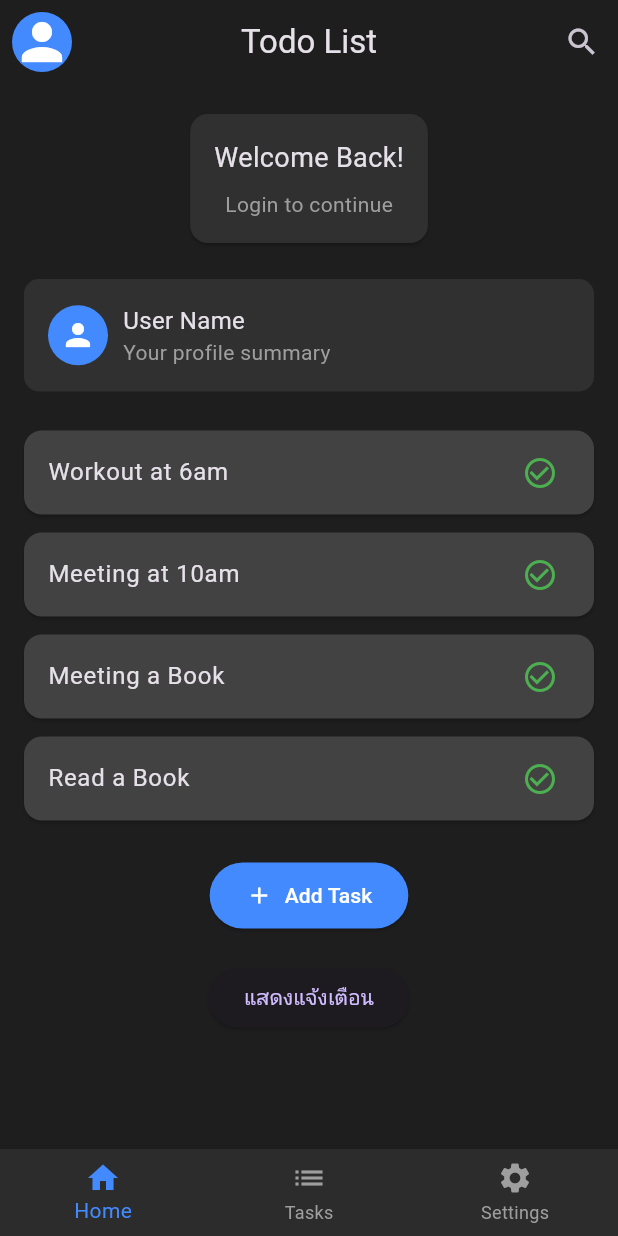
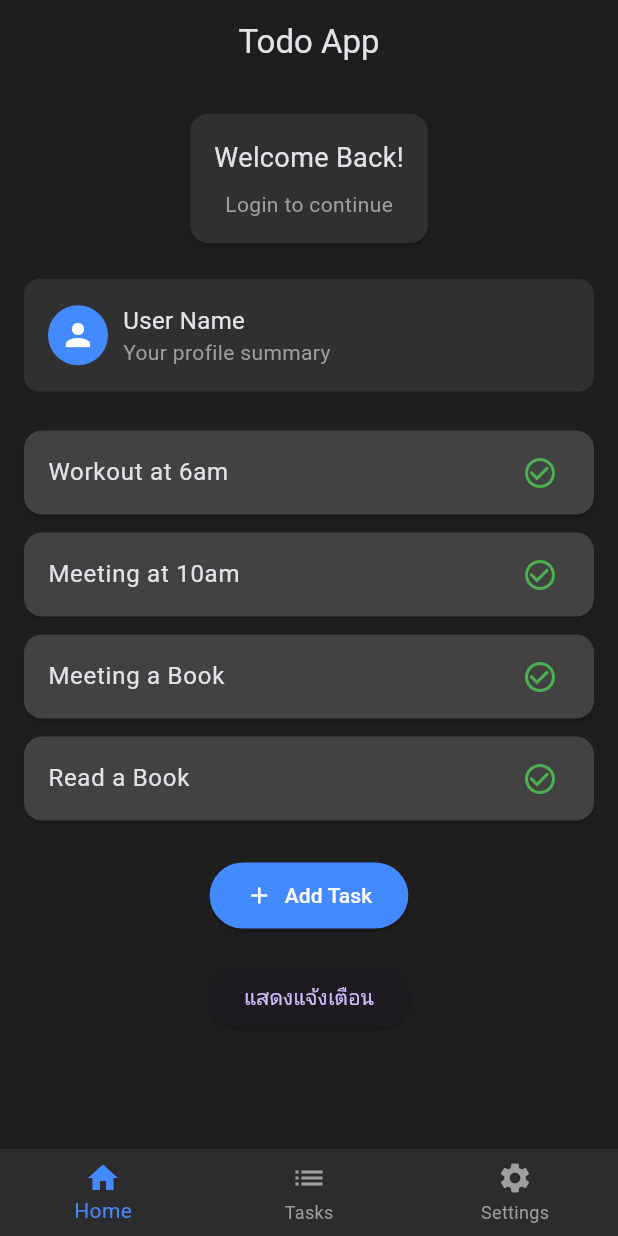
Before and after one commit to ariyapongsuwan/todo_list, a Flutter app: the screen it shows after launch, on a phone screen of 412 x 824 dp. Run offline on Flutter 3.47's test engine with Material 3 defaults, Android fonts, the phone set to English and light mode, and no system bars; our stand-ins replace flutter_local_notifications.

Commit message:
อัปเดตงานล่าสุด

```diff
--- a/lib/main.dart
+++ b/lib/main.dart
@@ -1,5 +1,6 @@
 import 'package:flutter/material.dart';
 import 'package:flutter_local_notifications/flutter_local_notifications.dart';
+import 'todo_page.dart'; // เชื่อม todo_page.dart
 
 void main() {
   runApp(TodoApp());
@@ -13,6 +14,8 @@ class TodoApp extends StatefulWidget {
 class _TodoAppState extends State<TodoApp> {
   final FlutterLocalNotificationsPlugin flutterLocalNotificationsPlugin =
       FlutterLocalNotificationsPlugin();
+
+  int _selectedIndex = 0;
 
   final List<String> tasks = [
     'Workout at 6am',
@@ -73,37 +76,14 @@ class _TodoAppState extends State<TodoApp> {
     );
   }
 
-  @override
-  Widget build(BuildContext context) {
-    return MaterialApp(
-      debugShowCheckedModeBanner: false,
-      title: 'Todo List',
-      theme: ThemeData.dark().copyWith(
-        scaffoldBackgroundColor: Color(0xFF1E1E1E),
-        primaryColor: Colors.blueAccent,
-      ),
-      home: Scaffold(
-        appBar: AppBar(
-          title: Text('Todo List'),
-          centerTitle: true,
-          backgroundColor: Colors.transparent,
-          elevation: 0,
-          actions: [
-            IconButton(
-              icon: Icon(Icons.search),
-              onPressed: () {},
-            )
-          ],
-          leading: Padding(
-            padding: const EdgeInsets.all(8.0),
-            child: CircleAvatar(
-              radius: 50,
-              backgroundColor: Colors.blueAccent,
-              child: Icon(Icons.person, color: Colors.white, size: 40),
-            ),
-          ),
-        ),
-        body: SingleChildScrollView(
+  List<Widget> get _pages => [
+        _homePage(),
+        TodoPage(), // <-- เชื่อมกับ todo_page.dart
+        _settingsPage(),
+      ];
+
+  Widget _homePage() {
+    return SingleChildScrollView(
       padding: const EdgeInsets.all(16.0),
       child: Column(
         children: [
@@ -126,8 +106,39 @@ class _TodoAppState extends State<TodoApp> {
           SizedBox(height: 16),
         ],
       ),
+    );
+  }
+
+  Widget _settingsPage() {
+    return Center(
+      child: Text("Settings Page", style: TextStyle(fontSize: 18)),
+    );
+  }
+
+  @override
+  Widget build(BuildContext context) {
+    return MaterialApp(
+      debugShowCheckedModeBanner: false,
+      title: 'Todo List',
+      theme: ThemeData.dark().copyWith(
+        scaffoldBackgroundColor: Color(0xFF1E1E1E),
+        primaryColor: Colors.blueAccent,
       ),
+      home: Scaffold(
+        appBar: AppBar(
+          title: Text('Todo App'),
+          centerTitle: true,
+          backgroundColor: Colors.transparent,
+          elevation: 0,
+        ),
+        body: _pages[_selectedIndex],
         bottomNavigationBar: BottomNavigationBar(
+          currentIndex: _selectedIndex,
+          onTap: (int index) {
+            setState(() {
+              _selectedIndex = index;
+            });
+          },
           backgroundColor: Color(0xFF2C2C2C),
           selectedItemColor: Colors.blueAccent,
           unselectedItemColor: Colors.grey,
```
Also changed, not shown: lib/setting.dart (added, +57 -0 lines), lib/todo_page.dart (+20 -0 lines). Lines whose indentation alone changed are shown as unchanged.
